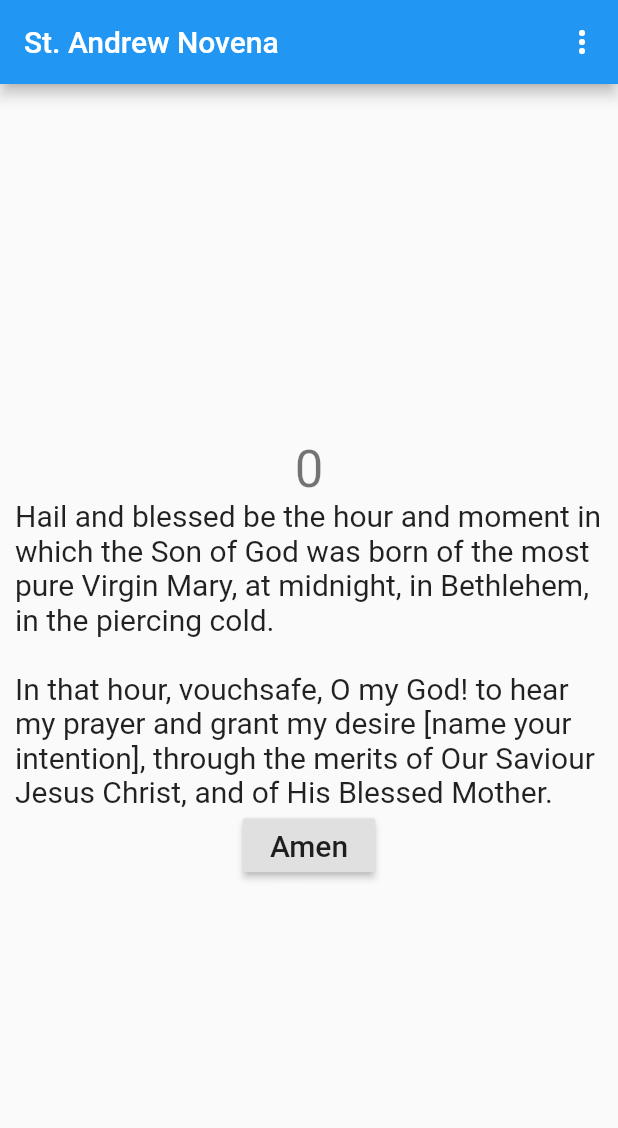
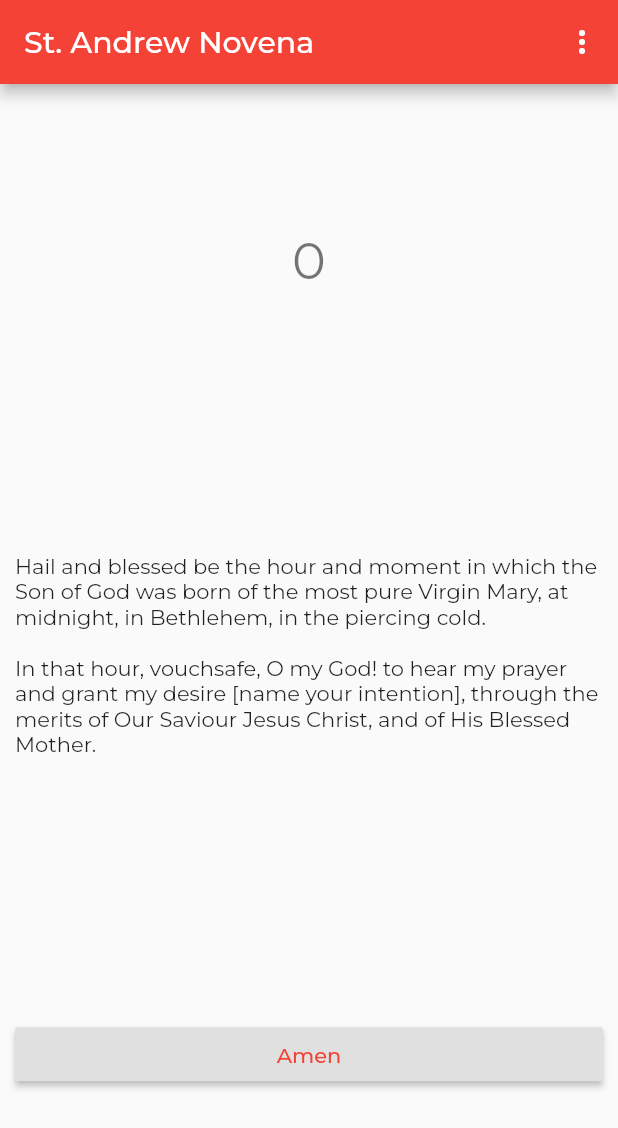
Before and after one commit to mftruso/st-andrew-novena, a Flutter app: the screen it shows after launch, on a phone screen of 412 x 824 dp. Shown: the top 1128 px of the screen. Run offline on Flutter 3.47's test engine with Material 2 defaults, Android fonts, the phone set to English and light mode, and no system bars; our stand-ins replace flutter_local_notifications, google_fonts, shared_preferences.

Commit message:
spacing and fonts

```diff
--- a/lib/main.dart
+++ b/lib/main.dart
@@ -3,6 +3,8 @@ import 'package:flutter/material.dart';
 import 'package:flutter_local_notifications/flutter_local_notifications.dart';
 import 'package:shared_preferences/shared_preferences.dart';
 import 'package:st_andrew_novena_flutter/settingsPage.dart';
+import 'package:google_fonts/google_fonts.dart';
+
 
 // +JMJ+
 // AMDG
@@ -19,19 +21,15 @@ class MyApp extends StatelessWidget {
   // This widget is the root of your application.
   @override
   Widget build(BuildContext context) {
+    final textTheme = Theme.of(context).textTheme;
     return MaterialApp(
       title: 'St. Andrew Novena',
       theme: ThemeData(
-        // This is the theme of your application.
-        //
-        // Try running your application with "flutter run". You'll see the
-        // application has a blue toolbar. Then, without quitting the app, try
-        // changing the primarySwatch below to Colors.green and then invoke
-        // "hot reload" (press "r" in the console where you ran "flutter run",
-        // or simply save your changes to "hot reload" in a Flutter IDE).
-        // Notice that the counter didn't reset back to zero; the application
-        // is not restarted.
-        primarySwatch: Colors.blue,
+          primarySwatch: Colors.red,
+          accentColor: Colors.red,
+          textTheme: GoogleFonts.montserratTextTheme(textTheme).copyWith(
+             body1: TextStyle(fontSize: 20)
+          )
       ),
       home: MyHomePage(title: 'St. Andrew Novena'),
     );
@@ -111,7 +109,7 @@ class _MyHomePageState extends State<MyHomePage> {
       appBar: AppBar(
           // Here we take the value from the MyHomePage object that was created by
           // the App.build method, and use it to set our appbar title.
-          title: Text(widget.title),
+          title: Text(widget.title, style: GoogleFonts.montserrat()),
           actions: <Widget>[
             PopupMenuButton(
                 onSelected: (result) {
@@ -155,7 +153,7 @@ class _MyHomePageState extends State<MyHomePage> {
             // center the children vertically; the main axis here is the vertical
             // axis because Columns are vertical (the cross axis would be
             // horizontal).
-            mainAxisAlignment: MainAxisAlignment.center,
+            mainAxisAlignment: MainAxisAlignment.spaceAround,
             children: <Widget>[
               Text(
                 '$_counter',
@@ -163,10 +161,15 @@ class _MyHomePageState extends State<MyHomePage> {
               ),
               Text(
                   'Hail and blessed be the hour and moment in which the Son of God was born of the most pure Virgin Mary, at midnight, in Bethlehem, in the piercing cold.\n\nIn that hour, vouchsafe, O my God! to hear my prayer and grant my desire [name your intention], through the merits of Our Saviour Jesus Christ, and of His Blessed Mother.',
-                  style: TextStyle(fontSize: 20)),
-              RaisedButton(
-                  onPressed: _incrementCounter,
-                  child: const Text('Amen', style: TextStyle(fontSize: 20)))
+                  style: Theme.of(context).textTheme.body1),
+              SizedBox(
+                  width: double.infinity,
+                  child: RaisedButton(
+                      onPressed: _incrementCounter,
+                      child: Text('Amen',
+                          style: TextStyle(
+                              fontSize: Theme.of(context).textTheme.body1.fontSize,
+                              color: Theme.of(context).accentColor))))
             ],
           ),
         ),
--- a/pubspec.yaml
+++ b/pubspec.yaml
@@ -21,6 +21,7 @@ dependencies:
     sdk: flutter
   shared_preferences: 0.5.4+1
   flutter_local_notifications: ^1.4.1
+  google_fonts: ^0.4.0
 
   # The following adds the Cupertino Icons font to your application.
   # Use with the CupertinoIcons class for iOS style icons.
```
Also changed, not shown: pubspec.lock, 1 other file.
